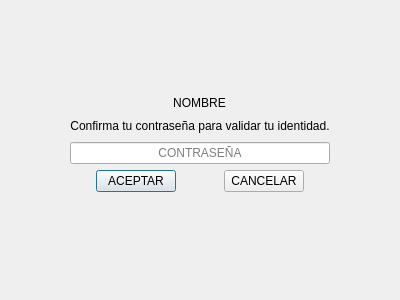
The window that Validacion.ui (Matapuercos666/OPTICA) describes before a commit, drawn with Qt 5.
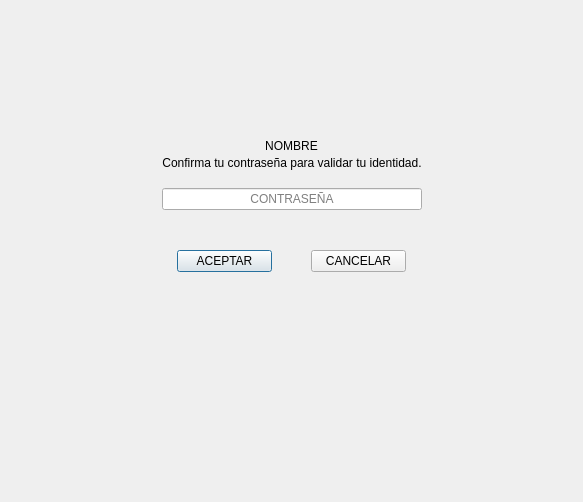
The same window after the commit. Icons and pictures are not drawn.

```diff
--- a/Validacion.ui
+++ b/Validacion.ui
@@ -6,18 +6,51 @@
    <rect>
     <x>0</x>
     <y>0</y>
-    <width>400</width>
-    <height>300</height>
+    <width>583</width>
+    <height>429</height>
    </rect>
   </property>
   <property name="windowTitle">
    <string>Dialog</string>
   </property>
-  <layout class="QGridLayout" name="gridLayout_11" rowstretch="2,0,3">
-   <item row="1" column="0">
-    <layout class="QGridLayout" name="gridLayout_4">
+  <layout class="QGridLayout" name="gridLayout_11" rowstretch="2">
+   <property name="leftMargin">
+    <number>50</number>
+   </property>
+   <property name="topMargin">
+    <number>50</number>
+   </property>
+   <property name="rightMargin">
+    <number>50</number>
+   </property>
+   <property name="bottomMargin">
+    <number>150</number>
+   </property>
+   <item row="0" column="0">
+    <layout class="QGridLayout" name="gridLayout_4" rowstretch="0,0,0">
+     <property name="leftMargin">
+      <number>50</number>
+     </property>
+     <property name="topMargin">
+      <number>40</number>
+     </property>
+     <property name="rightMargin">
+      <number>50</number>
+     </property>
+     <property name="bottomMargin">
+      <number>80</number>
+     </property>
+     <property name="verticalSpacing">
+      <number>0</number>
+     </property>
      <item row="1" column="0">
       <layout class="QGridLayout" name="gridLayout_6">
+       <property name="bottomMargin">
+        <number>15</number>
+       </property>
+       <property name="verticalSpacing">
+        <number>15</number>
+       </property>
        <item row="0" column="1">
         <widget class="QLabel" name="Descripcion_2">
          <property name="text">
@@ -76,7 +109,10 @@
       </layout>
      </item>
      <item row="2" column="0">
-      <layout class="QGridLayout" name="gridLayout_8" columnstretch="6,0,3,0,6">
+      <layout class="QGridLayout" name="gridLayout_8" columnstretch="4,5,2,5,4">
+       <property name="topMargin">
+        <number>25</number>
+       </property>
        <item row="0" column="2">
         <spacer name="horizontalSpacer_8">
          <property name="orientation">
@@ -134,6 +170,12 @@
      </item>
      <item row="0" column="0">
       <layout class="QGridLayout" name="gridLayout_9">
+       <property name="topMargin">
+        <number>15</number>
+       </property>
+       <property name="verticalSpacing">
+        <number>20</number>
+       </property>
        <item row="2" column="0">
         <widget class="QLabel" name="NombreUsuario">
          <property name="text">
@@ -183,32 +225,6 @@
      </item>
     </layout>
    </item>
-   <item row="2" column="0">
-    <spacer name="verticalSpacer">
-     <property name="orientation">
-      <enum>Qt::Orientation::Vertical</enum>
-     </property>
-     <property name="sizeHint" stdset="0">
-      <size>
-       <width>20</width>
-       <height>40</height>
-      </size>
-     </property>
-    </spacer>
-   </item>
-   <item row="0" column="0">
-    <spacer name="verticalSpacer_2">
-     <property name="orientation">
-      <enum>Qt::Orientation::Vertical</enum>
-     </property>
-     <property name="sizeHint" stdset="0">
-      <size>
-       <width>20</width>
-       <height>40</height>
-      </size>
-     </property>
-    </spacer>
-   </item>
   </layout>
  </widget>
  <resources>
```
Left out of the diff: 4 changed lines with no effect on the pictures.
